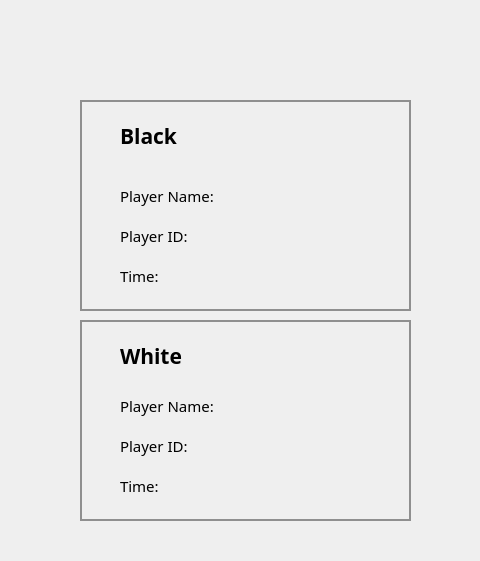
First picture: the form in gobang-client/online/onlinegame.ui, repository Dionysen/gobang, before the edit; both pictures show x 520 to 1000 and y 0 to 561 of the 1000 by 711 pixel window.
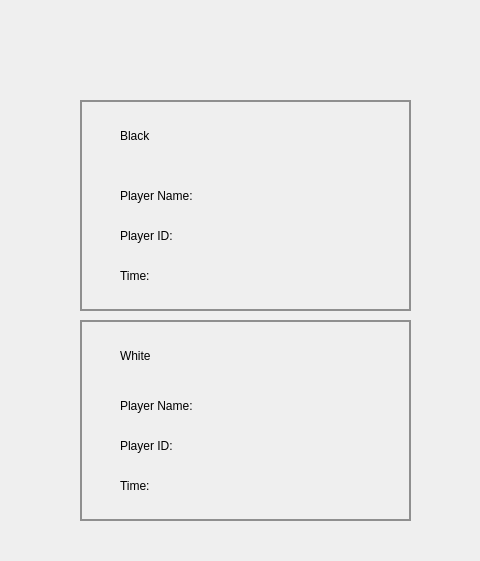
Second picture: the form after the edit.

```diff
--- a/gobang-client/online/onlinegame.ui
+++ b/gobang-client/online/onlinegame.ui
@@ -35,14 +35,6 @@
      <height>31</height>
     </rect>
    </property>
-   <property name="font">
-    <font>
-     <family>思源黑体 CN</family>
-     <pointsize>11</pointsize>
-     <weight>50</weight>
-     <bold>false</bold>
-    </font>
-   </property>
    <property name="text">
     <string>Player Name:</string>
    </property>
@@ -56,14 +48,6 @@
      <height>31</height>
     </rect>
    </property>
-   <property name="font">
-    <font>
-     <family>思源黑体 CN</family>
-     <pointsize>11</pointsize>
-     <weight>50</weight>
-     <bold>false</bold>
-    </font>
-   </property>
    <property name="text">
     <string>Time:</string>
    </property>
@@ -77,14 +61,6 @@
      <height>31</height>
     </rect>
    </property>
-   <property name="font">
-    <font>
-     <family>思源黑体 CN</family>
-     <pointsize>11</pointsize>
-     <weight>50</weight>
-     <bold>false</bold>
-    </font>
-   </property>
    <property name="text">
     <string>Player ID:</string>
    </property>
@@ -98,14 +74,6 @@
      <height>31</height>
     </rect>
    </property>
-   <property name="font">
-    <font>
-     <family>思源黑体 CN</family>
-     <pointsize>11</pointsize>
-     <weight>50</weight>
-     <bold>false</bold>
-    </font>
-   </property>
    <property name="text">
     <string>Player ID:</string>
    </property>
@@ -119,14 +87,6 @@
      <height>31</height>
     </rect>
    </property>
-   <property name="font">
-    <font>
-     <family>思源黑体 CN</family>
-     <pointsize>16</pointsize>
-     <weight>75</weight>
-     <bold>true</bold>
-    </font>
-   </property>
    <property name="text">
     <string>Black</string>
    </property>
@@ -140,14 +100,6 @@
      <height>31</height>
     </rect>
    </property>
-   <property name="font">
-    <font>
-     <family>思源黑体 CN</family>
-     <pointsize>11</pointsize>
-     <weight>50</weight>
-     <bold>false</bold>
-    </font>
-   </property>
    <property name="text">
     <string>Player Name:</string>
    </property>
@@ -161,14 +113,6 @@
      <height>31</height>
     </rect>
    </property>
-   <property name="font">
-    <font>
-     <family>思源黑体 CN</family>
-     <pointsize>11</pointsize>
-     <weight>50</weight>
-     <bold>false</bold>
-    </font>
-   </property>
    <property name="text">
     <string>Time:</string>
    </property>
@@ -182,14 +126,6 @@
      <height>31</height>
     </rect>
    </property>
-   <property name="font">
-    <font>
-     <family>思源黑体 CN</family>
-     <pointsize>16</pointsize>
-     <weight>75</weight>
-     <bold>true</bold>
-    </font>
-   </property>
    <property name="text">
     <string>White</string>
    </property>
```
